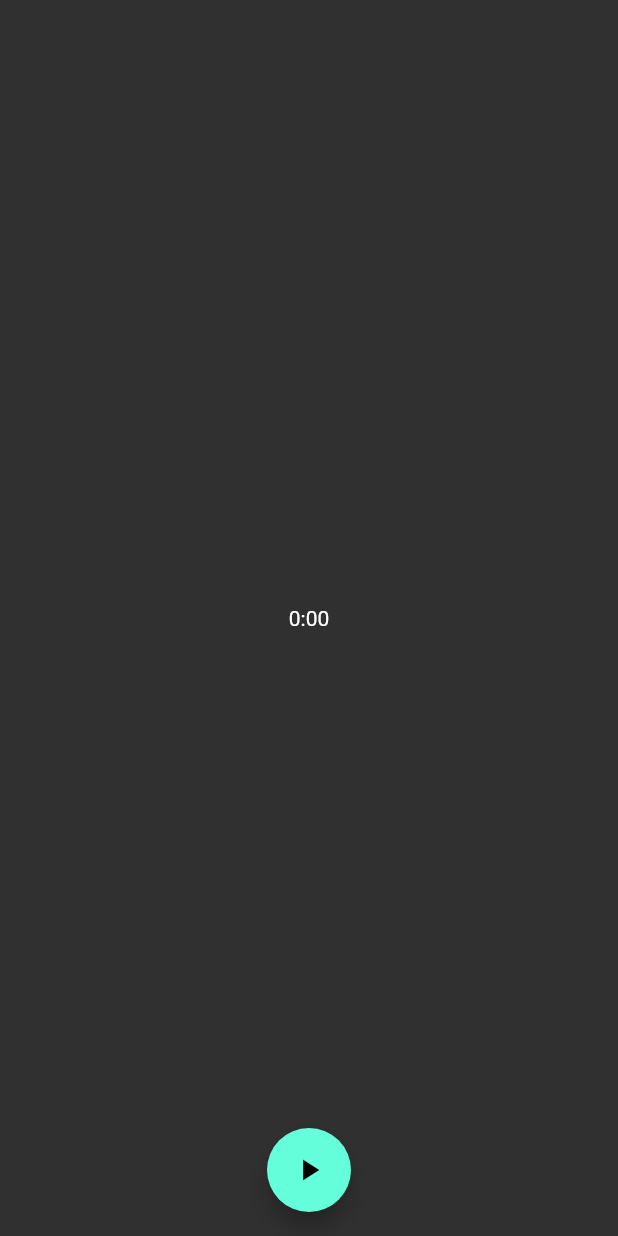
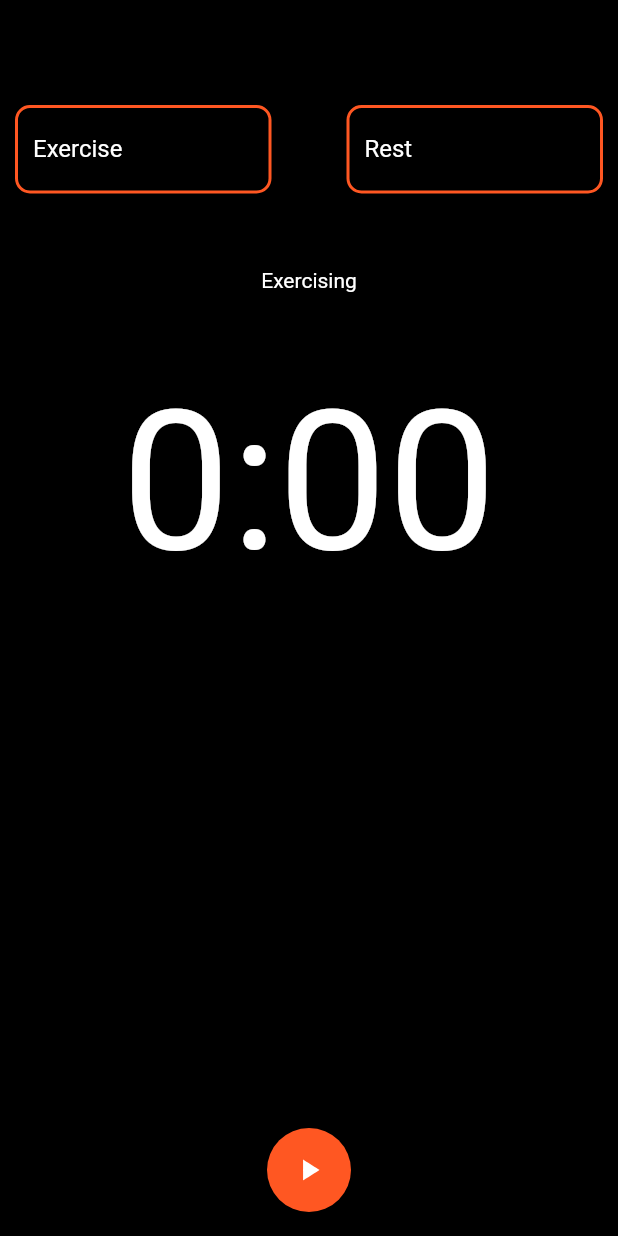
Before and after one commit to perno97/FlutterTrainingTimer, a Flutter app: the screen it shows after launch, on a phone screen of 412 x 824 dp. Run offline on Flutter 3.47's test engine with Material 2 defaults, Android fonts, the phone set to English and light mode, and no system bars.

Commit message:
Trying animations.

```diff
--- a/lib/main.dart
+++ b/lib/main.dart
@@ -1,6 +1,8 @@
 import 'dart:async';
 
+import 'package:flutter/cupertino.dart';
 import 'package:flutter/material.dart';
+import 'package:flutter/services.dart';
 
 void main() {
   runApp(MyApp());
@@ -12,7 +14,12 @@ class MyApp extends StatelessWidget {
   Widget build(BuildContext context) {
     return MaterialApp(
       title: 'TrainingTimer',
-      theme: ThemeData.dark(),
+      theme: ThemeData(
+        brightness: Brightness.dark,
+        primaryColor: Colors.orangeAccent,
+        accentColor: Colors.deepOrange,
+        backgroundColor: Colors.black,
+      ),
       home: MyHomePage(title: 'Training Timer'),
     );
   }
@@ -26,23 +33,90 @@ class MyHomePage extends StatefulWidget {
   _MyHomePageState createState() => _MyHomePageState();
 }
 
-class _MyHomePageState extends State<MyHomePage> {
+class _MyHomePageState extends State<MyHomePage> with TickerProviderStateMixin{
   static const Duration TICK = Duration(seconds: 1);
 
   MyTime _display = MyTime(0, 0);
   Duration _currentTime = Duration(seconds: 10);
   Timer _timer;
   bool _exercising = true;
+  bool _stopped = true;
   bool _showingPlay = true;//TODO use animation play/pause AnimatedIcon
+  Color _backgroundColor = Colors.black;
+  Color _inputBordersColor = Colors.deepOrange;
+  Color _textColor = Colors.white;
+  Animation<Color> _greenRedAnimation;
+  Animation<Color> _blackGreenAnimation;
+  Animation<Color> _redBlackAnimation;
+  Animation<Color> _orangeGreenAnimation;
+  Animation<Color> _greenWhiteAnimation;
+  Animation<Color> _orangeWhiteAnimation;
+  Animation<double> _playPauseAnimation;
+  AnimationController _greenRedController;
+  AnimationController _blackGreenController;
+  AnimationController _redBlackController;
+  AnimationController _playPauseController;
+
+
+  @override
+  void initState() {
+    super.initState();
+    _greenRedController = AnimationController(vsync: this, duration: Duration(milliseconds: 300));
+    _blackGreenController = AnimationController(vsync: this, duration: Duration(milliseconds: 300));
+    _redBlackController = AnimationController(vsync: this, duration: Duration(milliseconds: 300));
+    _playPauseController = AnimationController(vsync: this, duration: Duration(milliseconds: 300));
+    _greenRedAnimation = ColorTween(begin: Colors.green, end: Colors.red).animate(_greenRedController)..addListener(() {
+      setState(() {
+        _backgroundColor = _greenRedAnimation.value;
+      });
+    });
+    _blackGreenAnimation = ColorTween(begin: Colors.black, end: Colors.green).animate(_blackGreenController)..addListener(() {
+      setState(() {
+        _backgroundColor = _blackGreenAnimation.value;
+      });
+    });
+    _redBlackAnimation = ColorTween(begin: Colors.red, end: Colors.black).animate(_redBlackController)..addListener(() {
+      setState(() {
+        _backgroundColor = _redBlackAnimation.value;
+      });
+    });
+
+    _orangeGreenAnimation = ColorTween(begin: Colors.deepOrange, end: Color.fromRGBO(0, 100, 0, 100)).animate(_blackGreenController)..addListener(() {
+      setState(() {
+        _inputBordersColor = _orangeGreenAnimation.value;
+      });
+    });
+    _greenWhiteAnimation = ColorTween(begin: Color.fromRGBO(0, 100, 0, 100), end: Colors.white).animate(_greenRedController)..addListener(() {
+      setState(() {
+        _inputBordersColor = _greenWhiteAnimation.value;
+      });
+    });
+    _orangeWhiteAnimation = ColorTween(begin: Colors.deepOrange, end: Colors.white).animate(_redBlackController)..addListener(() {
+      setState(() {
+        _inputBordersColor = _orangeWhiteAnimation.value;
+      });
+    });
+
+    _playPauseAnimation = Tween<double>(begin: 0.0, end: 1.0).animate(_playPauseController);
+  }
 
   void _buttonPressed() {
-    if(_showingPlay) _play();
-    else _pause();
+    if(_showingPlay) {
+      _playPauseController.forward();
+      _showingPlay = false;
+      if(_stopped)
+        if(_exercising) _blackGreenController.forward();
+      _play();
+    }
+    else {
+      _playPauseController.reverse();
+      _showingPlay=true;
+      _pause();
+    }
   }
 
   void _play(){
     setState(() {
-      _showingPlay = false;
       _display.set(_currentTime.inMinutes, _currentTime.inSeconds);
       _timer = Timer.periodic(TICK, _tick);
     });
@@ -51,8 +125,8 @@ class _MyHomePageState extends State<MyHomePage> {
   void _tick(Timer _t) {
     _currentTime -= TICK;
     setState(() {
-      _display.set(_currentTime.inMinutes, _currentTime.inSeconds);
       if(_currentTime.inSeconds < 0) _timerFinished();
+      else _display.set(_currentTime.inMinutes, _currentTime.inSeconds);
     });
   }
 
@@ -60,42 +134,93 @@ class _MyHomePageState extends State<MyHomePage> {
     _timer.cancel();
     _currentTime = Duration(seconds: 10);
     _exercising = !_exercising;
+    setState(() {
+      _exercising?_greenRedController.reverse():_greenRedController.forward();
+    });
+    _play();
   }
 
   void _pause(){
     _timer.cancel();
-
-    setState(() {
-      _showingPlay = true;
-    });
   }
 
   void _stop(){
     _timer.cancel();
+    _stopped = true;
+    _exercising?_blackGreenController.reverse():_redBlackController.forward();
     _currentTime = Duration(seconds: 10);
+    _exercising = true;
+    if(!_showingPlay) _playPauseController.reverse();
+    _showingPlay = true;
 
     setState(() {
       _display = MyTime(0, 0);
-      _showingPlay = true;
     });
-  }
-
-  void _stopTimer(){
-    if(_timer != null) _timer.cancel();
   }
 
   @override
   Widget build(BuildContext context) {
     return Scaffold(
+      backgroundColor: _backgroundColor,
       body: Center(
-        child: Column(
-          mainAxisAlignment: MainAxisAlignment.center,
-          children: <Widget>[
-            Text(
-              _display.toString(),
-            ),
-          ],
-        ),
+        child: Padding(
+          padding: EdgeInsets.only(left: 10,right: 10,top: 70, bottom: 10),
+          child: Column(
+            mainAxisAlignment: MainAxisAlignment.start,
+            children: <Widget>[
+              Row(
+                children: <Widget>[
+                  Expanded(
+                    child: TextField(
+                      decoration: InputDecoration(
+                          labelText: "Exercise",
+                          labelStyle: TextStyle(color: _textColor),
+                          enabledBorder: OutlineInputBorder(
+                            borderSide: BorderSide(color: _inputBordersColor, width: 2.0),
+                            borderRadius: BorderRadius.circular(10)
+                          ),
+                          focusedBorder: OutlineInputBorder(
+                              borderSide: BorderSide(color: _inputBordersColor, width: 2.0),
+                              borderRadius: BorderRadius.circular(10)
+                          ),
+                      ),
+                      keyboardType: TextInputType.number,
+                      inputFormatters: <TextInputFormatter>[
+                        WhitelistingTextInputFormatter.digitsOnly],
+                    ),
+                  ),
+                  SizedBox(width: 50),
+                  Expanded(
+                    child: TextField(
+                      decoration: InputDecoration(
+                        labelText: "Rest",
+                        labelStyle: TextStyle(color: _textColor),
+                        enabledBorder: OutlineInputBorder(
+                            borderSide: BorderSide(color: _inputBordersColor, width: 2.0),
+                            borderRadius: BorderRadius.circular(10)
+                        ),
+                        focusedBorder: OutlineInputBorder(
+                            borderSide: BorderSide(color: _inputBordersColor, width: 2.0),
+                            borderRadius: BorderRadius.circular(10)
+                        ),
+                      ),
+                      keyboardType: TextInputType.number,
+                      inputFormatters: <TextInputFormatter>[
+                        WhitelistingTextInputFormatter.digitsOnly],
+                    ),
+                  ),
+                ],
+              ),
+              SizedBox(height: 50),
+              Text(_exercising?"Exercising":"Resting"),
+              SizedBox(height: 50),
+              Text(
+                _display.toString(),
+                style: TextStyle(fontSize: 130),
+              ),
+            ],
+          ),
+        )
       ),
       floatingActionButton: InkWell(
         splashColor: Colors.black45,
@@ -103,7 +228,11 @@ class _MyHomePageState extends State<MyHomePage> {
           _stop();
         },
         child: FloatingActionButton(
-          child: Icon(Icons.play_arrow),
+          backgroundColor: Theme.of(context).accentColor,
+          child: AnimatedIcon(
+            icon: AnimatedIcons.play_pause,
+            progress: _playPauseAnimation,
+          ),
           onPressed: _buttonPressed,
         ),
       ),
@@ -128,9 +257,12 @@ class MyTime {
 
   void set(int min, int sec){
     if(sec >= 60){
-      min += (sec/60) as int;
+      min += sec~/60;
       sec = sec%60;
     }
+    if(min > 99)
+      min = 99;
+
     this.min = min;
     this.sec = sec;
   }
```
